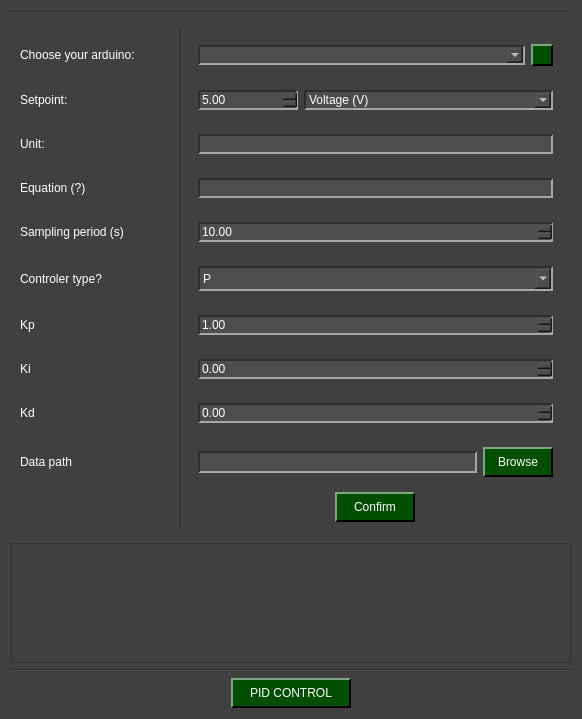
Qt form pydaq/uis/PyDAQ_pid_control_arduino_widget.ui (CayoRw/pydaq) before a commit.
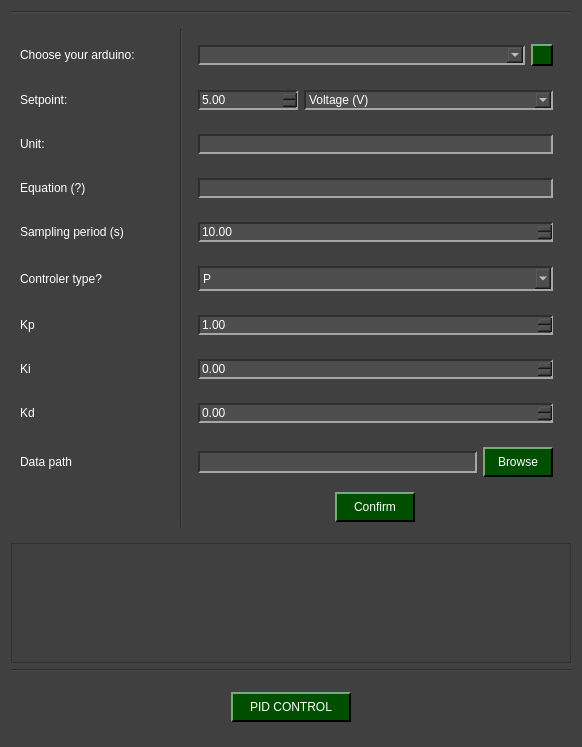
The same form after that commit. Icons and pictures are not drawn.

The edit to the form file:
```diff
--- a/pydaq/uis/PyDAQ_pid_control_arduino_widget.ui
+++ b/pydaq/uis/PyDAQ_pid_control_arduino_widget.ui
@@ -7,7 +7,7 @@
     <x>0</x>
     <y>0</y>
     <width>582</width>
-    <height>697</height>
+    <height>747</height>
    </rect>
   </property>
   <property name="windowTitle">
@@ -263,6 +263,18 @@
 	border-right: 1.5px solid rgb(166, 166, 166);
 }
 
+QDoubleSpinBox:disabled {
+    background-color: rgb(50, 50, 50);
+    
+    border-top: 1.5px solid rgb(30, 30, 30);
+    border-left: 1.5px solid rgb(30, 30, 30);
+    
+    border-bottom: 1.5px solid rgb(100, 100, 100);
+    border-right: 1.5px solid rgb(100, 100, 100);
+    
+    color: rgb(150, 150, 150);
+}
+
 QDoubleSpinBox::up-button{
     image: url(:/imgs/imgs/drop_up_arrow.png);
 	width: 11px;
```
